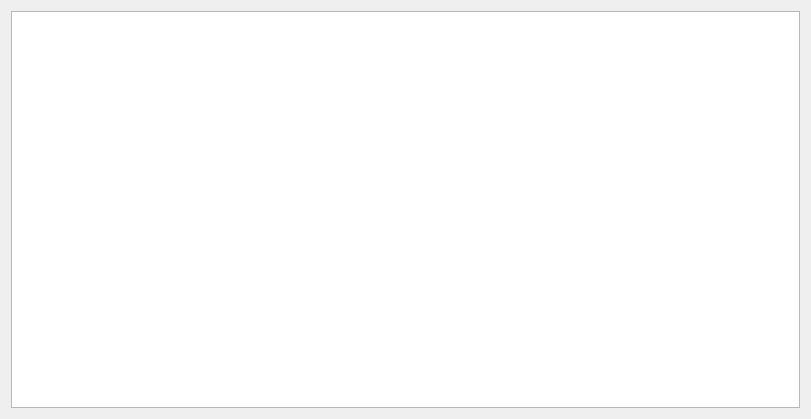
Above: src/AnyWave/Epoch/AwEpochMosaicWidget.ui from HIP-infrastructure/anywave-code before the change. Below: the same form after it.
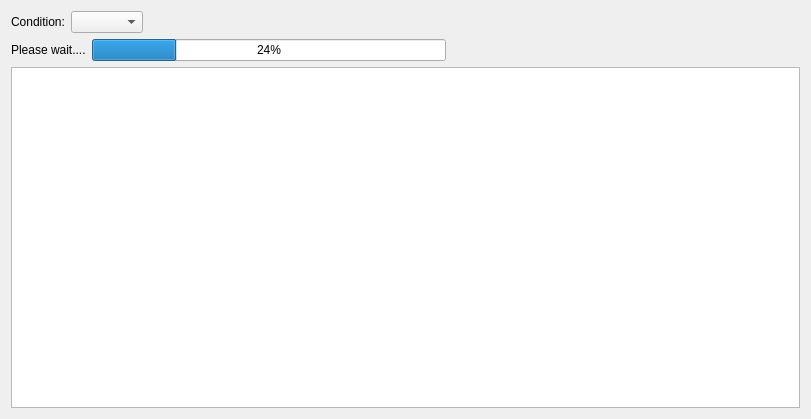
That is the form after the change.

Diff of the .ui file:
```diff
--- a/src/AnyWave/Epoch/AwEpochMosaicWidget.ui
+++ b/src/AnyWave/Epoch/AwEpochMosaicWidget.ui
@@ -15,7 +15,75 @@
   </property>
   <layout class="QVBoxLayout" name="verticalLayout">
    <item>
-    <widget class="QListWidget" name="listWidget"/>
+    <layout class="QHBoxLayout" name="horizontalLayout">
+     <item>
+      <widget class="QLabel" name="label">
+       <property name="text">
+        <string>Condition:</string>
+       </property>
+      </widget>
+     </item>
+     <item>
+      <widget class="QComboBox" name="comboCondition"/>
+     </item>
+     <item>
+      <spacer name="horizontalSpacer">
+       <property name="orientation">
+        <enum>Qt::Horizontal</enum>
+       </property>
+       <property name="sizeHint" stdset="0">
+        <size>
+         <width>40</width>
+         <height>20</height>
+        </size>
+       </property>
+      </spacer>
+     </item>
+    </layout>
+   </item>
+   <item>
+    <layout class="QHBoxLayout" name="progressLayout">
+     <item>
+      <widget class="QLabel" name="labelProgress">
+       <property name="text">
+        <string>Please wait....</string>
+       </property>
+      </widget>
+     </item>
+     <item>
+      <widget class="QProgressBar" name="progressBar">
+       <property name="value">
+        <number>24</number>
+       </property>
+      </widget>
+     </item>
+     <item>
+      <spacer name="horizontalSpacer_2">
+       <property name="orientation">
+        <enum>Qt::Horizontal</enum>
+       </property>
+       <property name="sizeHint" stdset="0">
+        <size>
+         <width>40</width>
+         <height>20</height>
+        </size>
+       </property>
+      </spacer>
+     </item>
+    </layout>
+   </item>
+   <item>
+    <widget class="QListWidget" name="listWidget">
+     <property name="iconSize">
+      <size>
+       <width>200</width>
+       <height>150</height>
+      </size>
+     </property>
+     <property name="uniformItemSizes">
+      <bool>true</bool>
+     </property>
+    </widget>
    </item>
   </layout>
  </widget>
```
